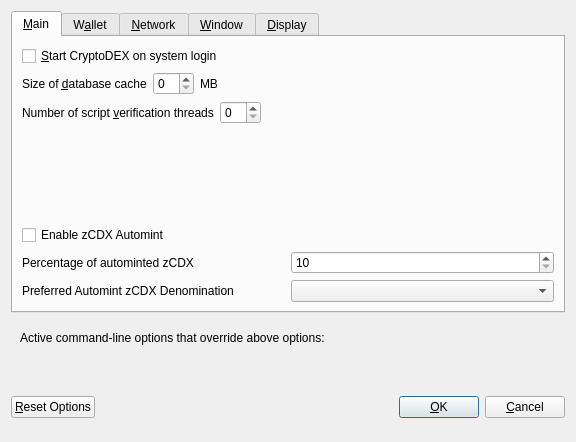
Old version of the form src/qt/forms/optionsdialog.ui in the repository 22388o/CryptoDEX.
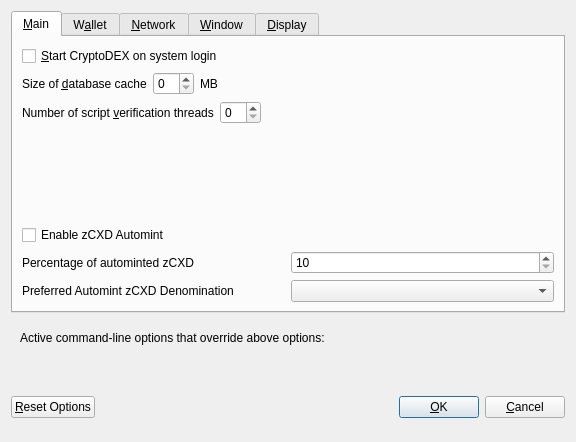
New version of the form. Custom widgets are drawn as their Qt base class.

```diff
--- a/src/qt/forms/optionsdialog.ui
+++ b/src/qt/forms/optionsdialog.ui
@@ -139,7 +139,7 @@
           <enum>Qt::LeftToRight</enum>
          </property>
          <property name="text">
-          <string>Enable zCDX Automint</string>
+          <string>Enable zCXD Automint</string>
          </property>
         </widget>
        </item>
@@ -151,7 +151,7 @@
             <string>Percentage of incoming CDX which get automatically converted to zCDX via Zerocoin Protocol (min: 10%)</string>
            </property>
            <property name="text">
-            <string>Percentage of autominted zCDX</string>
+            <string>Percentage of autominted zCXD</string>
            </property>
           </widget>
          </item>
@@ -184,7 +184,7 @@
             <string>Wait with automatic conversion to Zerocoin until enough CDX for this denomination is available</string>
            </property>
            <property name="text">
-            <string>Preferred Automint zCDX Denomination</string>
+            <string>Preferred Automint zCXD Denomination</string>
            </property>
           </widget>
          </item>
```
Left out of the diff: 8 changed lines with no effect on the pictures.
